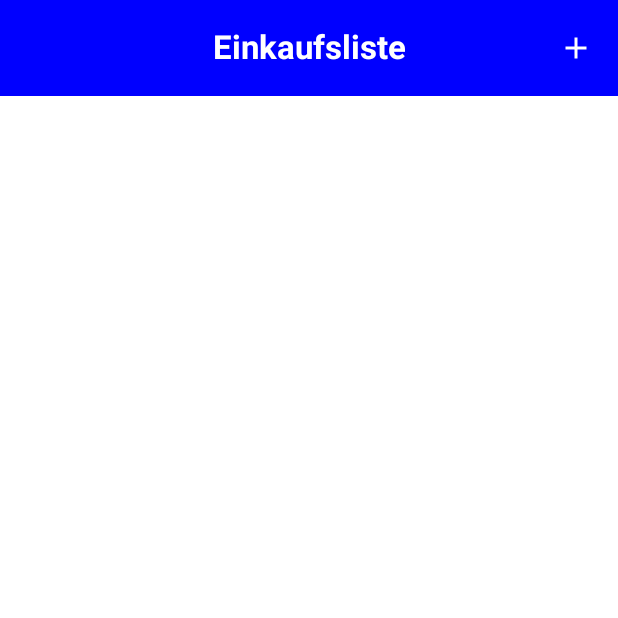
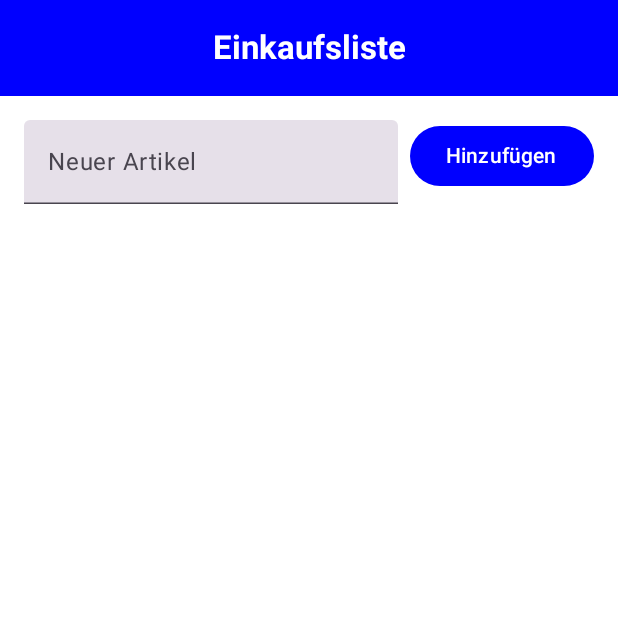
Before and after one commit to MaFiSoft/TestApp_grok, an Android app built with Jetpack Compose: the screen it shows after launch (MainActivity), on a phone screen of 412 x 824 dp, the top half of it. Run offline under Robolectric (Android 15) with nearby library versions, the phone set to English and light mode, and no system bars; our stand-ins replace Room's generated code; 1 statement that could not run was skipped.

Commit message:
Update MainActivity.kt
Simplify MainActivity to fix startup crash

```diff
--- a/app/src/main/java/com/example/testapp/MainActivity.kt
+++ b/app/src/main/java/com/example/testapp/MainActivity.kt
@@ -7,21 +7,13 @@ import androidx.compose.foundation.background
 import androidx.compose.foundation.layout.*
 import androidx.compose.foundation.lazy.LazyColumn
 import androidx.compose.foundation.lazy.items
-import androidx.compose.material.icons.Icons
-import androidx.compose.material.icons.filled.Add
-import androidx.compose.material.icons.filled.ArrowBack
 import androidx.compose.material3.*
 import androidx.compose.runtime.*
-import androidx.compose.ui.Alignment
 import androidx.compose.ui.Modifier
 import androidx.compose.ui.graphics.Color
 import androidx.compose.ui.text.font.FontWeight
 import androidx.compose.ui.unit.dp
 import androidx.compose.ui.unit.sp
-import androidx.navigation.NavController
-import androidx.navigation.compose.NavHost
-import androidx.navigation.compose.composable
-import androidx.navigation.compose.rememberNavController
 import androidx.room.Room
 import com.example.testapp.data.AppDatabase
 import com.example.testapp.data.Article
@@ -35,11 +27,11 @@ class MainActivity : ComponentActivity() {
         val db = Room.databaseBuilder(
             applicationContext,
             AppDatabase::class.java, "app-database"
-        ).fallbackToDestructiveMigration() // Für einfache Entwicklung
+        ).fallbackToDestructiveMigration()
             .build()
         setContent {
             TestAppTheme {
-                TestApp(db)
+                ShoppingListScreen(db)
             }
         }
     }
@@ -47,80 +39,7 @@ class MainActivity : ComponentActivity() {
 
 @OptIn(ExperimentalMaterial3Api::class)
 @Composable
-fun ShoppingListScreen(navController: NavController, db: AppDatabase) {
-    val scope = rememberCoroutineScope()
-    var articles by remember { mutableStateOf(listOf<Article>()) }
-
-    LaunchedEffect(Unit) {
-        db.articleDao().getAllArticles().collectLatest { articles = it }
-    }
-
-    Scaffold(
-        topBar = {
-            CenterAlignedTopAppBar(
-                title = { Text("Einkaufsliste", color = Color.White, fontWeight = FontWeight.Bold) },
-                colors = TopAppBarDefaults.centerAlignedTopAppBarColors(containerColor = Color.Blue),
-                actions = {
-                    IconButton(onClick = { navController.navigate("edit_articles") }) {
-                        Icon(Icons.Filled.Add, contentDescription = "Artikel hinzufügen", tint = Color.White)
-                    }
-                }
-            )
-        }
-    ) { padding ->
-        Column(
-            modifier = Modifier
-                .fillMaxSize()
-                .padding(padding)
-                .background(Color.White)
-        ) {
-            LazyColumn(
-                modifier = Modifier
-                    .fillMaxWidth()
-                    .weight(1f)
-                    .padding(horizontal = 16.dp)
-            ) {
-                items(articles) { article ->
-                    Card(
-                        modifier = Modifier
-                            .fillMaxWidth()
-                            .padding(vertical = 4.dp),
-                        elevation = CardDefaults.cardElevation(defaultElevation = 2.dp)
-                    ) {
-                        Row(
-                            modifier = Modifier
-                                .fillMaxWidth()
-                                .padding(16.dp),
-                            verticalAlignment = Alignment.CenterVertically
-                        ) {
-                            Checkbox(
-                                checked = false,
-                                onCheckedChange = {},
-                                modifier = Modifier.padding(end = 8.dp)
-                            )
-                            Column {
-                                Text(
-                                    text = article.name,
-                                    fontSize = 16.sp,
-                                    fontWeight = FontWeight.Medium
-                                )
-                                Text(
-                                    text = "${article.category ?: "Keine Kategorie"} | ${article.stores ?: "Keine Geschäfte"}",
-                                    fontSize = 12.sp,
-                                    color = Color.Gray
-                                )
-                            }
-                        }
-                    }
-                }
-            }
-        }
-    }
-}
-
-@OptIn(ExperimentalMaterial3Api::class)
-@Composable
-fun EditArticlesScreen(navController: NavController, db: AppDatabase) {
+fun ShoppingListScreen(db: AppDatabase) {
     val scope = rememberCoroutineScope()
     var articles by remember { mutableStateOf(listOf<Article>()) }
     var newArticleName by remember { mutableStateOf("") }
@@ -132,13 +51,8 @@ fun EditArticlesScreen(navController: NavController, db: AppDatabase) {
     Scaffold(
         topBar = {
             CenterAlignedTopAppBar(
-                title = { Text("Artikel bearbeiten", color = Color.White, fontWeight = FontWeight.Bold) },
-                colors = TopAppBarDefaults.centerAlignedTopAppBarColors(containerColor = Color.Blue),
-                navigationIcon = {
-                    IconButton(onClick = { navController.popBackStack() }) {
-                        Icon(Icons.Filled.ArrowBack, contentDescription = "Zurück", tint = Color.White)
-                    }
-                }
+                title = { Text("Einkaufsliste", color = Color.White, fontWeight = FontWeight.Bold) },
+                colors = TopAppBarDefaults.centerAlignedTopAppBarColors(containerColor = Color.Blue)
             )
         }
     ) { padding ->
@@ -181,15 +95,22 @@ fun EditArticlesScreen(navController: NavController, db: AppDatabase) {
                     .padding(horizontal = 16.dp)
             ) {
                 items(articles) { article ->
+                    Card(
+                        modifier = Modifier
+                            .fillMaxWidth()
+                            .padding(vertical = 4.dp),
+                        elevation = CardDefaults.cardElevation(defaultElevation = 2.dp)
+                    ) {
                         Row(
                             modifier = Modifier
                                 .fillMaxWidth()
-                            .padding(vertical = 8.dp),
+                                .padding(16.dp),
                             verticalAlignment = Alignment.CenterVertically
                         ) {
                             Text(
                                 text = article.name,
                                 fontSize = 16.sp,
+                                fontWeight = FontWeight.Medium,
                                 modifier = Modifier.weight(1f)
                             )
                             Button(
@@ -207,19 +128,4 @@ fun EditArticlesScreen(navController: NavController, db: AppDatabase) {
             }
         }
     }
-
-@Composable
-fun TestApp(db: AppDatabase) {
-    val navController = rememberNavController()
-
-    MaterialTheme {
-        NavHost(navController, startDestination = "shopping_list") {
-            composable("shopping_list") {
-                ShoppingListScreen(navController, db)
 }
-            composable("edit_articles") {
-                EditArticlesScreen(navController, db)
-            }
-        }
-    }
-}
```
Lines whose indentation alone changed are shown as unchanged.
